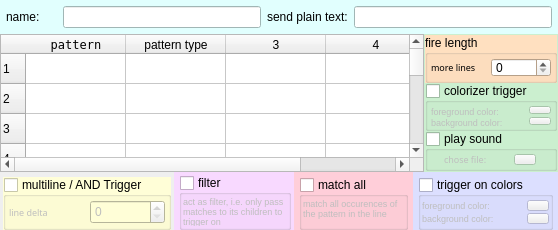
Old version of the form src/ui/triggers_main_area.ui in the repository Mudlet/Mudlet.
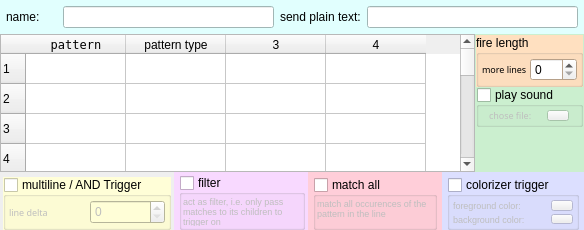
New version of the form.

Commit message: color triggers pattern|tempColorTriggers|isAnsiColor|Manual upgrade

```diff
--- a/src/ui/triggers_main_area.ui
+++ b/src/ui/triggers_main_area.ui
@@ -6,7 +6,7 @@
    <rect>
     <x>0</x>
     <y>0</y>
-    <width>558</width>
+    <width>584</width>
     <height>230</height>
    </rect>
   </property>
@@ -881,137 +881,6 @@
               </layout>
              </widget>
             </item>
-            <item>
-             <widget class="QGroupBox" name="colorizerTrigger">
-              <property name="sizePolicy">
-               <sizepolicy hsizetype="Expanding" vsizetype="Minimum">
-                <horstretch>0</horstretch>
-                <verstretch>0</verstretch>
-               </sizepolicy>
-              </property>
-              <property name="minimumSize">
-               <size>
-                <width>0</width>
-                <height>0</height>
-               </size>
-              </property>
-              <property name="maximumSize">
-               <size>
-                <width>16777215</width>
-                <height>16777215</height>
-               </size>
-              </property>
-              <property name="toolTip">
-               <string>colorize text according to pattern</string>
-              </property>
-              <property name="title">
-               <string>colorizer trigger</string>
-              </property>
-              <property name="checkable">
-               <bool>true</bool>
-              </property>
-              <property name="checked">
-               <bool>false</bool>
-              </property>
-              <layout class="QGridLayout" name="gridLayout_2">
-               <property name="margin">
-                <number>3</number>
-               </property>
-               <property name="spacing">
-                <number>3</number>
-               </property>
-               <item row="0" column="0">
-                <widget class="QLabel" name="label_9">
-                 <property name="sizePolicy">
-                  <sizepolicy hsizetype="Expanding" vsizetype="Fixed">
-                   <horstretch>0</horstretch>
-                   <verstretch>11</verstretch>
-                  </sizepolicy>
-                 </property>
-                 <property name="minimumSize">
-                  <size>
-                   <width>0</width>
-                   <height>11</height>
-                  </size>
-                 </property>
-                 <property name="font">
-                  <font>
-                   <pointsize>7</pointsize>
-                  </font>
-                 </property>
-                 <property name="text">
-                  <string>foreground color:</string>
-                 </property>
-                </widget>
-               </item>
-               <item row="0" column="1">
-                <widget class="QPushButton" name="pushButtonFgColor">
-                 <property name="sizePolicy">
-                  <sizepolicy hsizetype="Expanding" vsizetype="Fixed">
-                   <horstretch>0</horstretch>
-                   <verstretch>0</verstretch>
-                  </sizepolicy>
-                 </property>
-                 <property name="maximumSize">
-                  <size>
-                   <width>22</width>
-                   <height>11</height>
-                  </size>
-                 </property>
-                 <property name="text">
-                  <string/>
-                 </property>
-                </widget>
-               </item>
-               <item row="1" column="0">
-                <widget class="QLabel" name="label_10">
-                 <property name="sizePolicy">
-                  <sizepolicy hsizetype="Expanding" vsizetype="Fixed">
-                   <horstretch>0</horstretch>
-                   <verstretch>11</verstretch>
-                  </sizepolicy>
-                 </property>
-                 <property name="minimumSize">
-                  <size>
-                   <width>0</width>
-                   <height>11</height>
-                  </size>
-                 </property>
-                 <property name="font">
-                  <font>
-                   <pointsize>7</pointsize>
-                  </font>
-                 </property>
-                 <property name="text">
-                  <string>background color:</string>
-                 </property>
-                </widget>
-               </item>
-               <item row="1" column="1">
-                <widget class="QPushButton" name="pushButtonBgColor">
-                 <property name="sizePolicy">
-                  <sizepolicy hsizetype="Expanding" vsizetype="Fixed">
-                   <horstretch>0</horstretch>
-                   <verstretch>0</verstretch>
-                  </sizepolicy>
-                 </property>
-                 <property name="maximumSize">
-                  <size>
-                   <width>22</width>
-                   <height>11</height>
-                  </size>
-                 </property>
-                 <property name="text">
-                  <string/>
-                 </property>
-                 <property name="flat">
-                  <bool>false</bool>
-                 </property>
-                </widget>
-               </item>
-              </layout>
-             </widget>
-            </item>
             <item>
              <widget class="QGroupBox" name="soundTrigger">
               <property name="sizePolicy">
@@ -1817,13 +1686,19 @@
           <number>0</number>
          </property>
          <item>
-          <widget class="QGroupBox" name="colorTrigger">
+          <widget class="QGroupBox" name="colorizerTrigger">
            <property name="sizePolicy">
-            <sizepolicy hsizetype="Expanding" vsizetype="Expanding">
+            <sizepolicy hsizetype="Expanding" vsizetype="Minimum">
              <horstretch>0</horstretch>
              <verstretch>0</verstretch>
             </sizepolicy>
            </property>
+           <property name="minimumSize">
+            <size>
+             <width>0</width>
+             <height>0</height>
+            </size>
+           </property>
            <property name="maximumSize">
             <size>
              <width>16777215</width>
@@ -1834,7 +1709,7 @@
             <string>colorize text according to pattern</string>
            </property>
            <property name="title">
-            <string>trigger on colors</string>
+            <string>colorizer trigger</string>
            </property>
            <property name="checkable">
             <bool>true</bool>
@@ -1842,24 +1717,15 @@
            <property name="checked">
             <bool>false</bool>
            </property>
-           <layout class="QGridLayout" name="gridLayout">
-            <property name="leftMargin">
-             <number>1</number>
-            </property>
-            <property name="topMargin">
-             <number>1</number>
-            </property>
-            <property name="rightMargin">
-             <number>1</number>
-            </property>
-            <property name="bottomMargin">
-             <number>0</number>
+           <layout class="QGridLayout" name="gridLayout_2">
+            <property name="margin">
+             <number>3</number>
             </property>
             <property name="spacing">
-             <number>0</number>
+             <number>3</number>
             </property>
             <item row="0" column="0">
-             <widget class="QLabel" name="label_11">
+             <widget class="QLabel" name="label_9">
               <property name="sizePolicy">
                <sizepolicy hsizetype="Expanding" vsizetype="Fixed">
                 <horstretch>0</horstretch>
@@ -1883,19 +1749,13 @@
              </widget>
             </item>
             <item row="0" column="1">
-             <widget class="QPushButton" name="colorTriggerFg">
+             <widget class="QPushButton" name="pushButtonFgColor">
               <property name="sizePolicy">
-               <sizepolicy hsizetype="Fixed" vsizetype="Fixed">
-                <horstretch>22</horstretch>
-                <verstretch>11</verstretch>
+               <sizepolicy hsizetype="Expanding" vsizetype="Fixed">
+                <horstretch>0</horstretch>
+                <verstretch>0</verstretch>
                </sizepolicy>
               </property>
-              <property name="minimumSize">
-               <size>
-                <width>22</width>
-                <height>11</height>
-               </size>
-              </property>
               <property name="maximumSize">
                <size>
                 <width>22</width>
@@ -1908,7 +1768,7 @@
              </widget>
             </item>
             <item row="1" column="0">
-             <widget class="QLabel" name="label_12">
+             <widget class="QLabel" name="label_10">
               <property name="sizePolicy">
                <sizepolicy hsizetype="Expanding" vsizetype="Fixed">
                 <horstretch>0</horstretch>
@@ -1932,22 +1792,16 @@
              </widget>
             </item>
             <item row="1" column="1">
-             <widget class="QPushButton" name="colorTriggerBg">
+             <widget class="QPushButton" name="pushButtonBgColor">
               <property name="sizePolicy">
-               <sizepolicy hsizetype="Fixed" vsizetype="Fixed">
-                <horstretch>22</horstretch>
-                <verstretch>11</verstretch>
+               <sizepolicy hsizetype="Expanding" vsizetype="Fixed">
+                <horstretch>0</horstretch>
+                <verstretch>0</verstretch>
                </sizepolicy>
               </property>
-              <property name="minimumSize">
-               <size>
-                <width>22</width>
-                <height>11</height>
-               </size>
-              </property>
               <property name="maximumSize">
                <size>
-                <width>33</width>
+                <width>22</width>
                 <height>11</height>
                </size>
               </property>
```
The commit also changes 16 other files.
